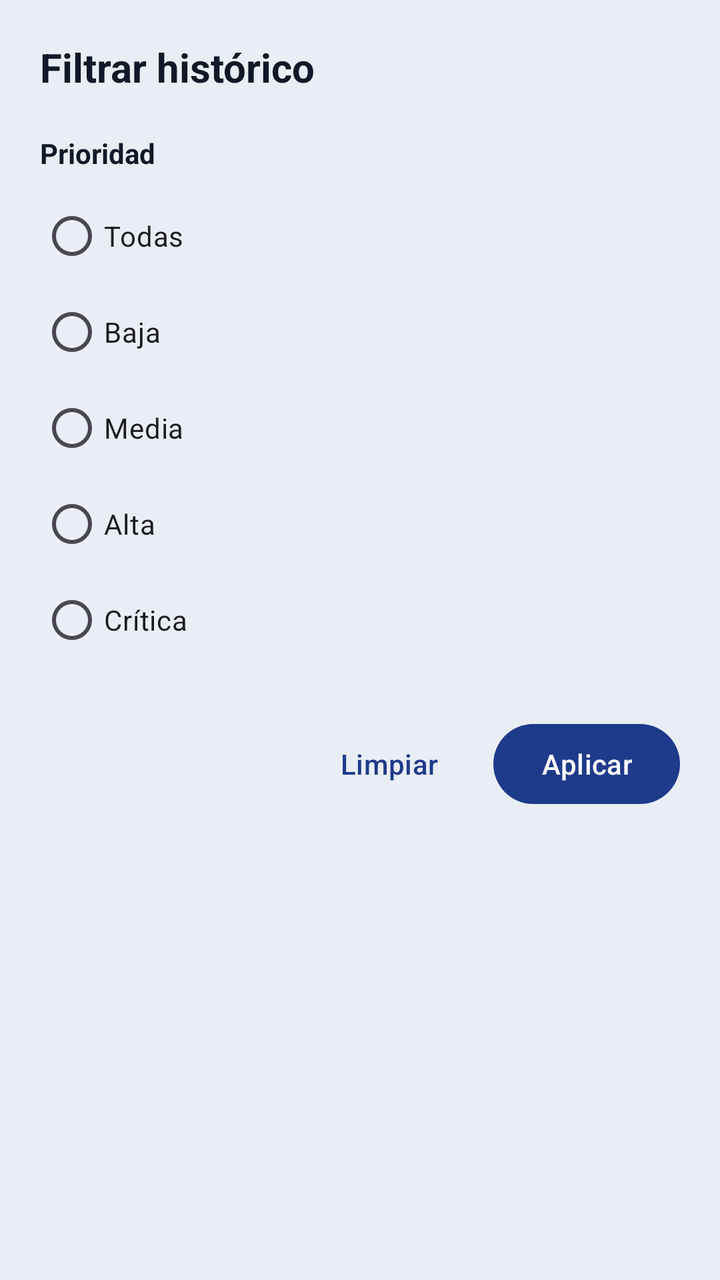
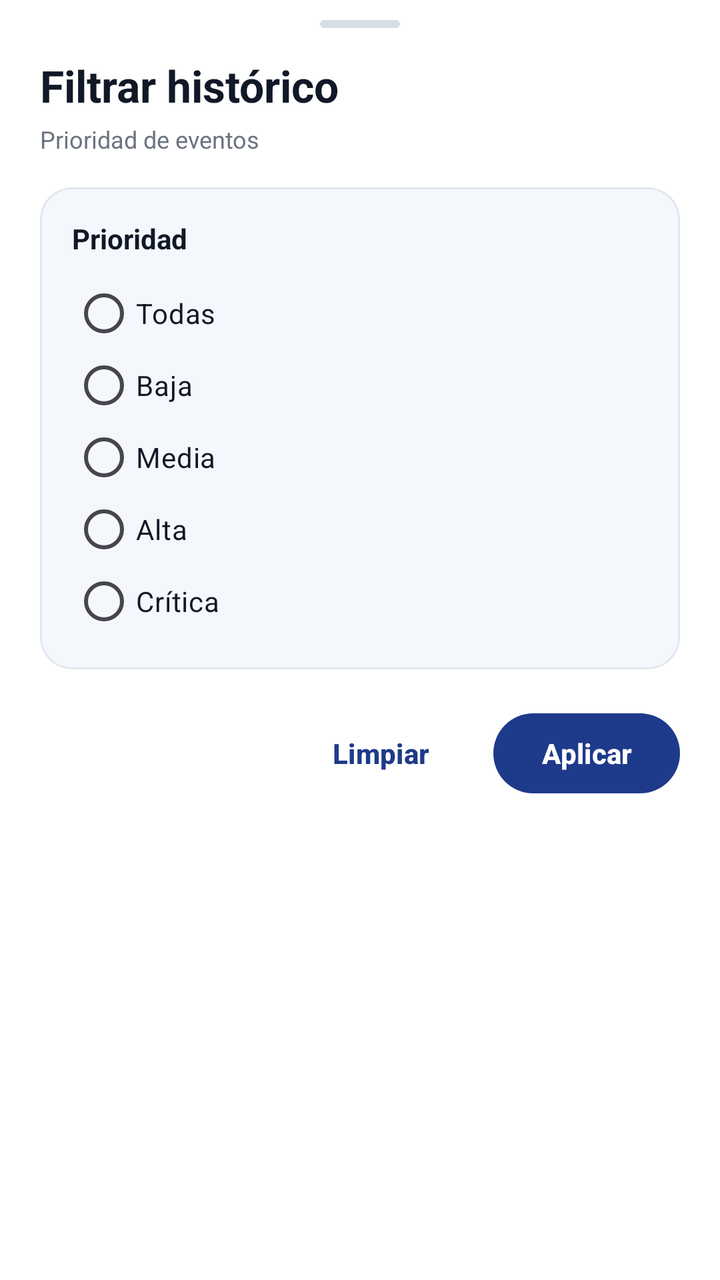

The first picture is an Android layout as it rendered before a commit; the second is the same layout after the commit. The layout source and the unified diff follow.
<!-- AndroidManifest.xml: application theme Theme.Tfgincidenciasfront -->
<!-- res/layout/bottom_sheet_history_filters.xml -->
<?xml version="1.0" encoding="utf-8"?>
<ScrollView xmlns:android="http://schemas.android.com/apk/res/android"
    android:layout_width="match_parent"
    android:layout_height="wrap_content">

    <LinearLayout
        android:layout_width="match_parent"
        android:layout_height="wrap_content"
        android:orientation="vertical"
        android:padding="20dp">

        <TextView
            android:layout_width="wrap_content"
            android:layout_height="wrap_content"
            android:text="Filtrar histórico"
            android:textColor="@color/onSurface"
            android:textSize="20sp"
            android:textStyle="bold" />

        <TextView
            android:layout_width="wrap_content"
            android:layout_height="wrap_content"
            android:layout_marginTop="20dp"
            android:text="Prioridad"
            android:textColor="@color/onSurface"
            android:textStyle="bold" />

        <RadioGroup
            android:id="@+id/rgPriority"
            android:layout_width="match_parent"
            android:layout_height="wrap_content"
            android:layout_marginTop="8dp">

            <RadioButton
                android:id="@+id/rbPriorityAll"
                android:layout_width="wrap_content"
                android:layout_height="wrap_content"
                android:text="Todas" />

            <RadioButton
                android:id="@+id/rbPriorityLow"
                android:layout_width="wrap_content"
                android:layout_height="wrap_content"
                android:text="Baja" />

            <RadioButton
                android:id="@+id/rbPriorityMedium"
                android:layout_width="wrap_content"
                android:layout_height="wrap_content"
                android:text="Media" />

            <RadioButton
                android:id="@+id/rbPriorityHigh"
                android:layout_width="wrap_content"
                android:layout_height="wrap_content"
                android:text="Alta" />

            <RadioButton
                android:id="@+id/rbPriorityCritical"
                android:layout_width="wrap_content"
                android:layout_height="wrap_content"
                android:text="Crítica" />
        </RadioGroup>

        <LinearLayout
            android:layout_width="match_parent"
            android:layout_height="wrap_content"
            android:layout_marginTop="24dp"
            android:gravity="end"
            android:orientation="horizontal">

            <com.google.android.material.button.MaterialButton
                android:id="@+id/btnClearFilters"
                style="@style/Widget.Material3.Button.TextButton"
                android:layout_width="wrap_content"
                android:layout_height="wrap_content"
                android:text="Limpiar" />

            <com.google.android.material.button.MaterialButton
                android:id="@+id/btnApplyFilters"
                android:layout_width="wrap_content"
                android:layout_height="wrap_content"
                android:layout_marginStart="8dp"
                android:text="Aplicar" />
        </LinearLayout>

    </LinearLayout>
</ScrollView>
<!-- resources referenced by this layout -->
<resources>
  <color name="onSurface">#111827</color>
  <style name="Theme.Tfgincidenciasfront" parent="Base.Theme.Tfgincidenciasfront" />
  <color name="primary">#1E3A8A</color>
  <color name="onPrimary">#FFFFFF</color>
  <color name="primary_container">#E8EEF9</color>
  <color name="background">#E9EEF5</color>
  <color name="surface">#FFFFFF</color>
  <color name="surfaceVariant">#F7F9FC</color>
  <color name="secondaryText">#6B7280</color>
  <color name="stroke_soft">#E2E8F0</color>
  <style name="AppCard">
          <item name="cardCornerRadius">@dimen/card_radius</item>
          <item name="cardElevation">2dp</item>
          <item name="strokeColor">@color/stroke_card</item>
          <item name="strokeWidth">@dimen/card_stroke_width</item>
          <item name="cardBackgroundColor">@color/surface_elevated</item>
      </style>
  <dimen name="card_radius">20dp</dimen>
  <color name="stroke_card">#D9E2EC</color>
  <dimen name="card_stroke_width">1dp</dimen>
  <color name="surface_elevated">#FCFDFE</color>
  <!-- unchanged entries left out for length: 1 -->
</resources>

<!-- the commit's change to res/layout/bottom_sheet_history_filters.xml (unified diff, before → after) -->
@@ -1,88 +1,139 @@
 <?xml version="1.0" encoding="utf-8"?>
 <ScrollView xmlns:android="http://schemas.android.com/apk/res/android"
     android:layout_width="match_parent"
-    android:layout_height="wrap_content">
+    android:layout_height="wrap_content"
+    xmlns:app="http://schemas.android.com/apk/res-auto"
+    android:fillViewport="true">
 
     <LinearLayout
         android:layout_width="match_parent"
         android:layout_height="wrap_content"
+        android:background="@color/surface"
         android:orientation="vertical"
-        android:padding="20dp">
+        android:paddingStart="@dimen/padding_screen_horizontal"
+        android:paddingTop="10dp"
+        android:paddingEnd="@dimen/padding_screen_horizontal"
+        android:paddingBottom="@dimen/spacing_lg">
+
+        <View
+            android:layout_width="40dp"
+            android:layout_height="4dp"
+            android:layout_gravity="center_horizontal"
+            android:background="@drawable/bg_bottom_sheet_handle" />
 
         <TextView
-            android:layout_width="wrap_content"
+            android:layout_width="match_parent"
             android:layout_height="wrap_content"
+            android:layout_marginTop="14dp"
             android:text="Filtrar histórico"
             android:textColor="@color/onSurface"
-            android:textSize="20sp"
+            android:textSize="22sp"
             android:textStyle="bold" />
 
         <TextView
-            android:layout_width="wrap_content"
-            android:layout_height="wrap_content"
-            android:layout_marginTop="20dp"
-            android:text="Prioridad"
-            android:textColor="@color/onSurface"
-            android:textStyle="bold" />
-
-        <RadioGroup
-            android:id="@+id/rgPriority"
             android:layout_width="match_parent"
             android:layout_height="wrap_content"
-            android:layout_marginTop="8dp">
+            android:layout_marginTop="4dp"
+            android:text="Prioridad de eventos"
+            android:textColor="@color/secondaryText"
+            android:textSize="@dimen/text_small" />
 
-            <RadioButton
-                android:id="@+id/rbPriorityAll"
-                android:layout_width="wrap_content"
+        <com.google.android.material.card.MaterialCardView
+            style="@style/AppCardSoft"
+            android:layout_width="match_parent"
+            android:layout_height="wrap_content"
+            android:layout_marginTop="16dp"
+            app:cardBackgroundColor="@color/surfaceSoft"
+            app:strokeColor="@color/stroke_soft">
+
+            <LinearLayout
+                android:layout_width="match_parent"
                 android:layout_height="wrap_content"
-                android:text="Todas" />
+                android:orientation="vertical"
+                android:padding="16dp">
 
-            <RadioButton
-                android:id="@+id/rbPriorityLow"
-                android:layout_width="wrap_content"
-                android:layout_height="wrap_content"
-                android:text="Baja" />
+                <TextView
+                    style="@style/TextBody"
+                    android:layout_width="wrap_content"
+                    android:layout_height="wrap_content"
+                    android:text="Prioridad"
+                    android:textStyle="bold" />
 
-            <RadioButton
-                android:id="@+id/rbPriorityMedium"
-                android:layout_width="wrap_content"
-                android:layout_height="wrap_content"
-                android:text="Media" />
+                <RadioGroup
+                    android:id="@+id/rgPriority"
+                    android:layout_width="match_parent"
+                    android:layout_height="wrap_content"
+                    android:layout_marginTop="10dp">
 
-            <RadioButton
-                android:id="@+id/rbPriorityHigh"
-                android:layout_width="wrap_content"
-                android:layout_height="wrap_content"
-                android:text="Alta" />
+                    <RadioButton
+                        android:id="@+id/rbPriorityAll"
+                        android:layout_width="match_parent"
+                        android:layout_height="wrap_content"
+                        android:buttonTint="@color/primary"
+                        android:minHeight="36dp"
+                        android:text="Todas"
+                        android:textColor="@color/onSurface" />
 
-            <RadioButton
-                android:id="@+id/rbPriorityCritical"
-                android:layout_width="wrap_content"
-                android:layout_height="wrap_content"
-                android:text="Crítica" />
-        </RadioGroup>
+                    <RadioButton
+                        android:id="@+id/rbPriorityLow"
+                        android:layout_width="match_parent"
+                        android:layout_height="wrap_content"
+                        android:buttonTint="@color/primary"
+                        android:minHeight="36dp"
+                        android:text="Baja"
+                        android:textColor="@color/onSurface" />
+
+                    <RadioButton
+                        android:id="@+id/rbPriorityMedium"
+                        android:layout_width="match_parent"
+                        android:layout_height="wrap_content"
+                        android:buttonTint="@color/primary"
+                        android:minHeight="36dp"
+                        android:text="Media"
+                        android:textColor="@color/onSurface" />
+
+                    <RadioButton
+                        android:id="@+id/rbPriorityHigh"
+                        android:layout_width="match_parent"
+                        android:layout_height="wrap_content"
+                        android:buttonTint="@color/primary"
+                        android:minHeight="36dp"
+                        android:text="Alta"
+                        android:textColor="@color/onSurface" />
+
+                    <RadioButton
+                        android:id="@+id/rbPriorityCritical"
+                        android:layout_width="match_parent"
+                        android:layout_height="wrap_content"
+                        android:buttonTint="@color/primary"
+                        android:minHeight="36dp"
+                        android:text="Crítica"
+                        android:textColor="@color/onSurface" />
+                </RadioGroup>
+            </LinearLayout>
+        </com.google.android.material.card.MaterialCardView>
 
         <LinearLayout
             android:layout_width="match_parent"
             android:layout_height="wrap_content"
-            android:layout_marginTop="24dp"
+            android:layout_marginTop="18dp"
             android:gravity="end"
             android:orientation="horizontal">
 
             <com.google.android.material.button.MaterialButton
                 android:id="@+id/btnClearFilters"
-                style="@style/Widget.Material3.Button.TextButton"
+                style="@style/ButtonGhost"
                 android:layout_width="wrap_content"
                 android:layout_height="wrap_content"
                 android:text="Limpiar" />
 
             <com.google.android.material.button.MaterialButton
                 android:id="@+id/btnApplyFilters"
+                style="@style/ButtonPrimary"
                 android:layout_width="wrap_content"
                 android:layout_height="wrap_content"
-                android:layout_marginStart="8dp"
+                android:layout_marginStart="@dimen/spacing_sm"
                 android:text="Aplicar" />
         </LinearLayout>
-
     </LinearLayout>
 </ScrollView>
<!-- resource entries referenced after the edit -->
@@ -2,12 +2,57 @@
 <resources>
   <color name="onSurface">#111827</color>
   <style name="Theme.Tfgincidenciasfront" parent="Base.Theme.Tfgincidenciasfront" />
+  <color name="divider">#D6DEE8</color>
+  <dimen name="card_radius_sm">16dp</dimen>
   <color name="primary">#1E3A8A</color>
   <color name="onPrimary">#FFFFFF</color>
+  <dimen name="button_radius">24dp</dimen>
+  <dimen name="text_body">14sp</dimen>
   <color name="primary_container">#E8EEF9</color>
   <color name="background">#E9EEF5</color>
   <color name="surface">#FFFFFF</color>
+  <color name="surfaceSoft">#F4F7FB</color>
+  <dimen name="padding_screen_horizontal">20dp</dimen>
+  <dimen name="spacing_lg">16dp</dimen>
+  <dimen name="spacing_sm">8dp</dimen>
+  <dimen name="text_small">12sp</dimen>
+  <!-- drawable bg_bottom_sheet_handle (drawable) -->
+  <?xml version="1.0" encoding="utf-8"?>
+  <shape xmlns:android="http://schemas.android.com/apk/res/android"
+      android:shape="rectangle">
+      <size android:height="4dp" />
+      <corners android:radius="999dp" />
+      <solid android:color="@color/divider" />
+  </shape>
+  <style name="AppCardSoft">
+          <item name="cardCornerRadius">@dimen/card_radius_sm</item>
+          <item name="cardElevation">0dp</item>
+          <item name="strokeColor">@color/stroke_soft</item>
+          <item name="strokeWidth">@dimen/card_stroke_width</item>
+          <item name="cardBackgroundColor">@color/surfaceVariant</item>
+      </style>
+  <style name="ButtonGhost">
+          <item name="android:layout_height">@dimen/button_height</item>
+          <item name="android:textAllCaps">false</item>
+          <item name="android:textStyle">bold</item>
+          <item name="android:textColor">@color/primary</item>
+          <item name="backgroundTint">@android:color/transparent</item>
+          <item name="rippleColor">@color/divider</item>
+      </style>
+  <style name="ButtonPrimary">
+          <item name="android:layout_height">@dimen/button_height</item>
+          <item name="android:textAllCaps">false</item>
+          <item name="android:textStyle">bold</item>
+          <item name="android:textColor">@color/onPrimary</item>
+          <item name="backgroundTint">@color/primary</item>
+          <item name="cornerRadius">@dimen/button_radius</item>
+      </style>
+  <style name="TextBody">
+          <item name="android:textSize">@dimen/text_body</item>
+          <item name="android:textColor">@color/onSurface</item>
+      </style>
   <color name="surfaceVariant">#F7F9FC</color>
+  <dimen name="button_height">48dp</dimen>
   <color name="secondaryText">#6B7280</color>
   <color name="stroke_soft">#E2E8F0</color>
   <style name="AppCard">
